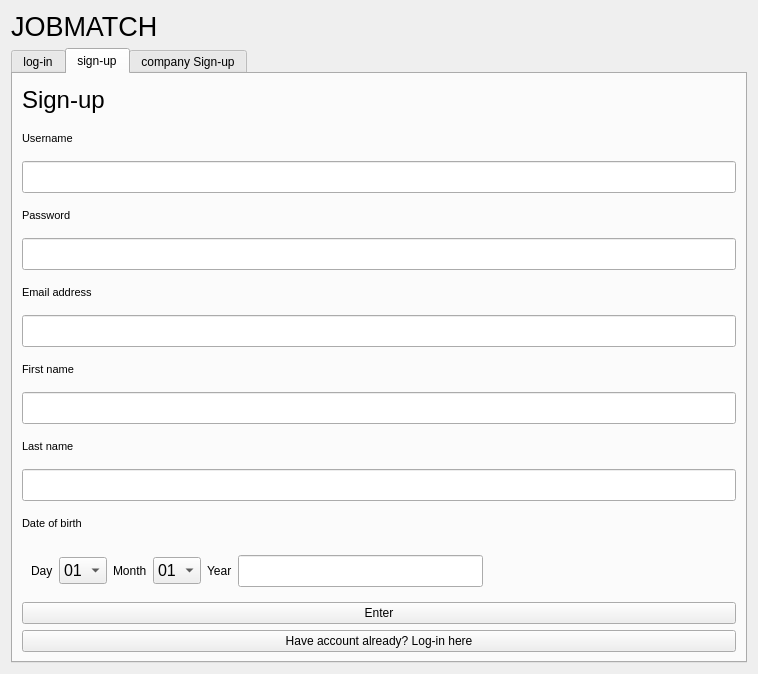
The window that loginsignup.ui (santabou/JobMatch) describes before a commit, drawn with Qt 5.
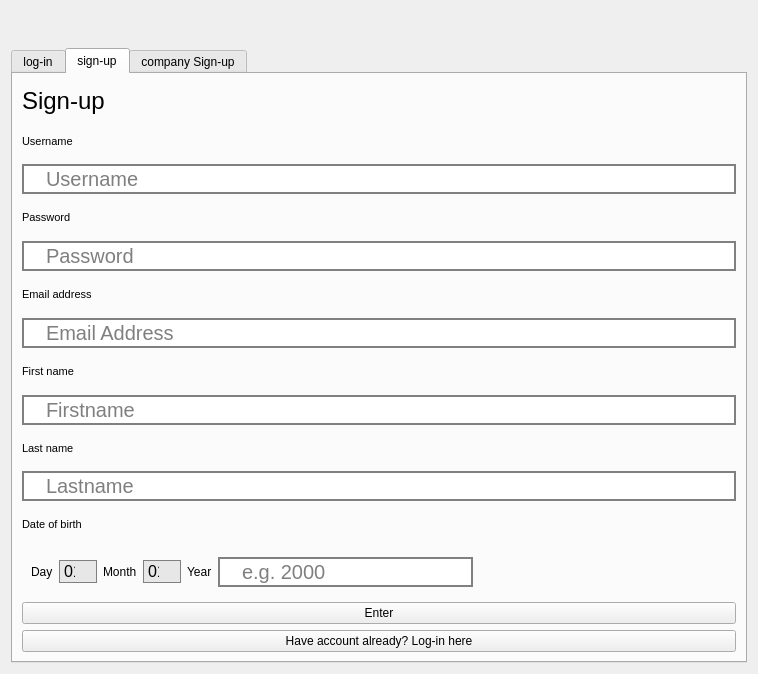
The same window after the commit. The open tabs and pages were chosen to show the change. Icons and pictures are not drawn.

```diff
--- a/loginsignup.ui
+++ b/loginsignup.ui
@@ -22,7 +22,10 @@
       </font>
      </property>
      <property name="text">
-      <string>JOBMATCH</string>
+      <string/>
+     </property>
+     <property name="pixmap">
+      <pixmap>logo.png</pixmap>
      </property>
     </widget>
    </item>
@@ -235,6 +238,25 @@
            <pointsize>15</pointsize>
           </font>
          </property>
+         <property name="styleSheet">
+          <string notr="true">QLineEdit{
+border: 2px solid grey;
+border-radius: 18px;
+padding-left: 20px;
+padding-right: 20px;
+background: white;
+}
+QLineEdit:hover{
+border: 2px solid rgb(48,50,62);
+}
+QLineEdit:focus{
+border: 2px solid rgb(85, 170, 255);
+background-color: white;
+}</string>
+         </property>
+         <property name="placeholderText">
+          <string>Username</string>
+         </property>
         </widget>
        </item>
        <item>
@@ -256,9 +278,28 @@
            <pointsize>15</pointsize>
           </font>
          </property>
+         <property name="styleSheet">
+          <string notr="true">QLineEdit{
+border: 2px solid grey;
+border-radius: 18px;
+padding-left: 20px;
+padding-right: 20px;
+background: white;
+}
+QLineEdit:hover{
+border: 2px solid rgb(48,50,62);
+}
+QLineEdit:focus{
+border: 2px solid rgb(85, 170, 255);
+background-color: white;
+}</string>
+         </property>
          <property name="echoMode">
           <enum>QLineEdit::Password</enum>
          </property>
+         <property name="placeholderText">
+          <string>Password</string>
+         </property>
         </widget>
        </item>
        <item>
@@ -280,6 +321,25 @@
            <pointsize>15</pointsize>
           </font>
          </property>
+         <property name="styleSheet">
+          <string notr="true">QLineEdit{
+border: 2px solid grey;
+border-radius: 18px;
+padding-left: 20px;
+padding-right: 20px;
+background: white;
+}
+QLineEdit:hover{
+border: 2px solid rgb(48,50,62);
+}
+QLineEdit:focus{
+border: 2px solid rgb(85, 170, 255);
+background-color: white;
+}</string>
+         </property>
+         <property name="placeholderText">
+          <string>Email Address</string>
+         </property>
         </widget>
        </item>
        <item>
@@ -301,6 +361,25 @@
            <pointsize>15</pointsize>
           </font>
          </property>
+         <property name="styleSheet">
+          <string notr="true">QLineEdit{
+border: 2px solid grey;
+border-radius: 18px;
+padding-left: 20px;
+padding-right: 20px;
+background: white;
+}
+QLineEdit:hover{
+border: 2px solid rgb(48,50,62);
+}
+QLineEdit:focus{
+border: 2px solid rgb(85, 170, 255);
+background-color: white;
+}</string>
+         </property>
+         <property name="placeholderText">
+          <string>Firstname</string>
+         </property>
         </widget>
        </item>
        <item>
@@ -322,6 +401,25 @@
            <pointsize>15</pointsize>
           </font>
          </property>
+         <property name="styleSheet">
+          <string notr="true">QLineEdit{
+border: 2px solid grey;
+border-radius: 18px;
+padding-left: 20px;
+padding-right: 20px;
+background: white;
+}
+QLineEdit:hover{
+border: 2px solid rgb(48,50,62);
+}
+QLineEdit:focus{
+border: 2px solid rgb(85, 170, 255);
+background-color: white;
+}</string>
+         </property>
+         <property name="placeholderText">
+          <string>Lastname</string>
+         </property>
         </widget>
        </item>
        <item>
@@ -353,6 +451,32 @@
               <pointsize>12</pointsize>
              </font>
             </property>
+            <property name="styleSheet">
+             <string notr="true">QComboBox {
+    border: 1px solid gray;
+    border-radius: 14px;
+    min-width: 5em;
+	background-color: rgb(231, 231, 231);
+}
+
+QComboBox:on {
+    border-bottom-left-radius: 0px;
+    border-bottom-right-radius: 0px;
+}
+
+QComboBox QAbstractItemView {
+    border-bottom-right-radius: 10px;
+    border-bottom-left-radius: 10px;
+    background: white;
+    border: 1px solid gray;
+    box-shadow: transparent;
+    padding: 4px 4px 4px 4px
+}
+
+QComboBox::drop-down {
+    border-color: transparent;
+}</string>
+            </property>
             <item>
              <property name="text">
               <string>01</string>
@@ -524,6 +648,32 @@
               <pointsize>12</pointsize>
              </font>
             </property>
+            <property name="styleSheet">
+             <string notr="true">QComboBox {
+    border: 1px solid gray;
+    border-radius: 14px;
+    min-width: 5em;
+	background-color: rgb(231, 231, 231);
+}
+
+QComboBox:on {
+    border-bottom-left-radius: 0px;
+    border-bottom-right-radius: 0px;
+}
+
+QComboBox QAbstractItemView {
+    border-bottom-right-radius: 10px;
+    border-bottom-left-radius: 10px;
+    background: white;
+    border: 1px solid gray;
+    box-shadow: transparent;
+    padding: 4px 4px 4px 4px
+}
+
+QComboBox::drop-down {
+    border-color: transparent;
+}</string>
+            </property>
             <item>
              <property name="text">
               <string>01</string>
@@ -600,6 +750,25 @@
               <pointsize>15</pointsize>
              </font>
             </property>
+            <property name="styleSheet">
+             <string notr="true">QLineEdit{
+border: 2px solid grey;
+border-radius: 18px;
+padding-left: 20px;
+padding-right: 20px;
+background: white;
+}
+QLineEdit:hover{
+border: 2px solid rgb(48,50,62);
+}
+QLineEdit:focus{
+border: 2px solid rgb(85, 170, 255);
+background-color: white;
+}</string>
+            </property>
+            <property name="placeholderText">
+             <string>e.g. 2000</string>
+            </property>
            </widget>
           </item>
           <item>
```
Left out of the diff: 136 changed lines with no effect on the pictures.
